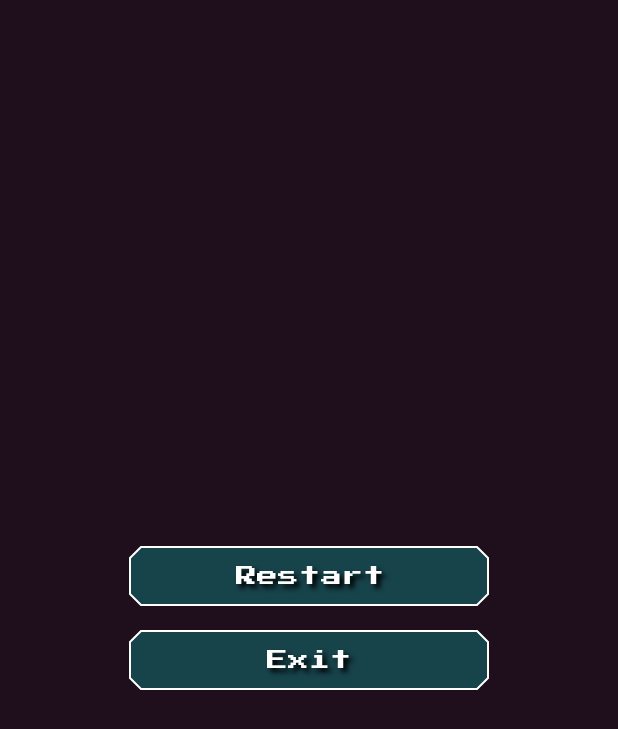
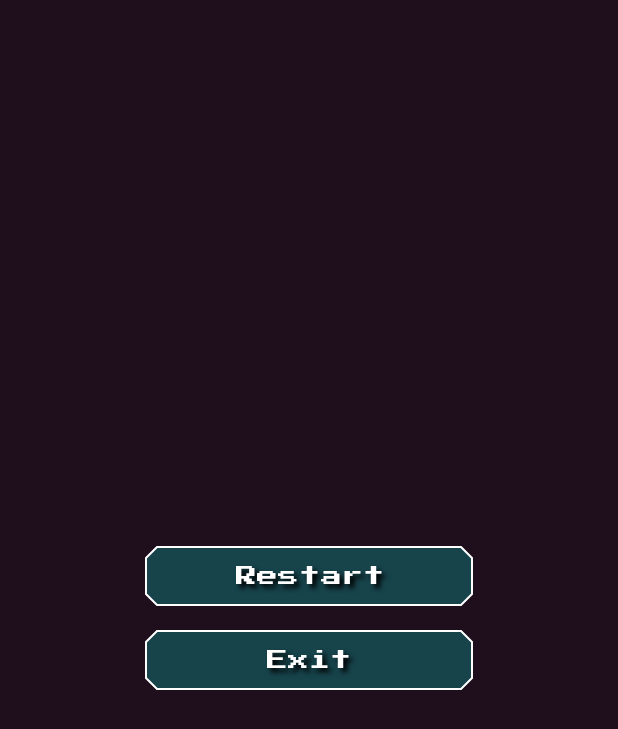
Before and after one commit to CodesDoWork/StarRun, an Android app: the layout pause_menu.xml on its own in the app's theme, with its tools: preview values and no code run, on a phone screen of 412 x 824 dp. Shown: the top 729 px of the screen. Run offline under Robolectric (Android 15) with nearby library versions, the light colour scheme and no system bars.

Commit message:
refactor(menu): improved button sizes

```diff
--- a/app/src/main/res/layout/pause_menu.xml
+++ b/app/src/main/res/layout/pause_menu.xml
@@ -1,22 +1,37 @@
 <?xml version="1.0" encoding="utf-8"?>
-<LinearLayout xmlns:android="http://schemas.android.com/apk/res/android"
+<GridLayout xmlns:android="http://schemas.android.com/apk/res/android"
     android:layout_width="match_parent"
     android:layout_height="match_parent"
+    android:columnCount="3"
     android:gravity="center"
-    android:orientation="vertical"
+    android:orientation="horizontal"
     android:padding="@dimen/windowPadding">
+
+    <Space
+        android:layout_rowWeight="1"
+        android:layout_columnSpan="3" />
+
+    <Space android:layout_columnWeight="2" />
 
     <com.google.android.material.button.MaterialButton
         android:id="@+id/restart"
-        android:layout_width="@dimen/menuButtonWidth"
-        android:layout_height="wrap_content"
+        android:layout_columnWeight="2"
         android:layout_marginBottom="8dp"
         android:text="@string/restart" />
 
+    <Space android:layout_columnWeight="2" />
+
+    <Space android:layout_columnWeight="2" />
+
     <com.google.android.material.button.MaterialButton
         android:id="@+id/exit"
-        android:layout_width="@dimen/menuButtonWidth"
-        android:layout_height="wrap_content"
+        android:layout_columnWeight="2"
         android:text="@string/exit" />
 
-</LinearLayout>
+    <Space android:layout_columnWeight="2" />
+
+    <Space
+        android:layout_rowWeight="1"
+        android:layout_columnSpan="3" />
+
+</GridLayout>
--- a/app/src/main/res/values/dimens.xml
+++ b/app/src/main/res/values/dimens.xml
@@ -2,6 +2,5 @@
 <resources>
 
     <dimen name="windowPadding">24dp</dimen>
-    <dimen name="menuButtonWidth">240dp</dimen>
 
 </resources>
```
